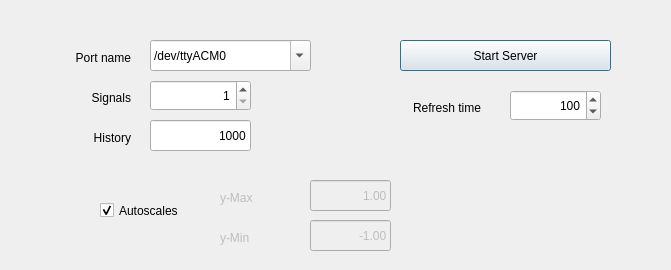
This is BlockEditor/pyplt.ui in robertobucher/pysimCoder as Qt 5 draws it before an edit. The edited form follows.
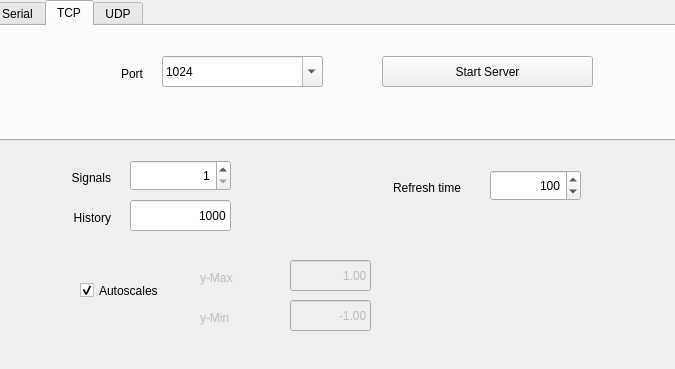
This is the edited form. The open tabs and pages were chosen to show the change.

Commit message: New approach to different scopes for embedded systems (serial, tcp, udp)

The edit to the form file:
```diff
--- a/BlockEditor/pyplt.ui
+++ b/BlockEditor/pyplt.ui
@@ -6,8 +6,8 @@
    <rect>
     <x>0</x>
     <y>0</y>
-    <width>671</width>
-    <height>270</height>
+    <width>675</width>
+    <height>369</height>
    </rect>
   </property>
   <property name="sizePolicy">
@@ -19,27 +19,11 @@
   <property name="windowTitle">
    <string>Dialog</string>
   </property>
-  <widget class="QLabel" name="label">
-   <property name="geometry">
-    <rect>
-     <x>20</x>
-     <y>50</y>
-     <width>111</width>
-     <height>16</height>
-    </rect>
-   </property>
-   <property name="text">
-    <string>Port name</string>
-   </property>
-   <property name="alignment">
-    <set>Qt::AlignRight|Qt::AlignTrailing|Qt::AlignVCenter</set>
-   </property>
-  </widget>
   <widget class="QLabel" name="label_2">
    <property name="geometry">
     <rect>
-     <x>20</x>
-     <y>90</y>
+     <x>0</x>
+     <y>170</y>
      <width>111</width>
      <height>16</height>
     </rect>
@@ -54,8 +38,8 @@
   <widget class="QLabel" name="label_3">
    <property name="geometry">
     <rect>
-     <x>20</x>
-     <y>130</y>
+     <x>0</x>
+     <y>210</y>
      <width>111</width>
      <height>16</height>
     </rect>
@@ -70,8 +54,8 @@
   <widget class="QLabel" name="label_4">
    <property name="geometry">
     <rect>
-     <x>370</x>
-     <y>100</y>
+     <x>350</x>
+     <y>180</y>
      <width>111</width>
      <height>16</height>
     </rect>
@@ -83,24 +67,11 @@
     <set>Qt::AlignRight|Qt::AlignTrailing|Qt::AlignVCenter</set>
    </property>
   </widget>
-  <widget class="QPushButton" name="pbStartServer">
-   <property name="geometry">
-    <rect>
-     <x>400</x>
-     <y>40</y>
-     <width>211</width>
-     <height>31</height>
-    </rect>
-   </property>
-   <property name="text">
-    <string>Start Server</string>
-   </property>
-  </widget>
   <widget class="QSpinBox" name="sbNsig">
    <property name="geometry">
     <rect>
-     <x>150</x>
-     <y>80</y>
+     <x>130</x>
+     <y>160</y>
      <width>101</width>
      <height>31</height>
     </rect>
@@ -115,8 +86,8 @@
   <widget class="QLineEdit" name="edHist">
    <property name="geometry">
     <rect>
-     <x>150</x>
-     <y>120</y>
+     <x>130</x>
+     <y>200</y>
      <width>101</width>
      <height>31</height>
     </rect>
@@ -131,8 +102,8 @@
   <widget class="QSpinBox" name="sbRefT">
    <property name="geometry">
     <rect>
-     <x>510</x>
-     <y>90</y>
+     <x>490</x>
+     <y>170</y>
      <width>91</width>
      <height>31</height>
     </rect>
@@ -153,42 +124,11 @@
     <number>100</number>
    </property>
   </widget>
-  <widget class="QComboBox" name="devCbBox">
-   <property name="geometry">
-    <rect>
-     <x>150</x>
-     <y>40</y>
-     <width>161</width>
-     <height>31</height>
-    </rect>
-   </property>
-   <property name="editable">
-    <bool>true</bool>
-   </property>
-   <property name="currentIndex">
-    <number>0</number>
-   </property>
-   <item>
-    <property name="text">
-     <string>/dev/ttyACM0</string>
-    </property>
-   </item>
-   <item>
-    <property name="text">
-     <string>/dev/ttyACM1</string>
-    </property>
-   </item>
-   <item>
-    <property name="text">
-     <string>/dev/ttyACM2</string>
-    </property>
-   </item>
-  </widget>
   <widget class="QCheckBox" name="ckAutoscale">
    <property name="geometry">
     <rect>
-     <x>100</x>
-     <y>200</y>
+     <x>80</x>
+     <y>280</y>
      <width>85</width>
      <height>21</height>
     </rect>
@@ -206,8 +146,8 @@
    </property>
    <property name="geometry">
     <rect>
-     <x>220</x>
-     <y>230</y>
+     <x>200</x>
+     <y>310</y>
      <width>57</width>
      <height>15</height>
     </rect>
@@ -222,8 +162,8 @@
    </property>
    <property name="geometry">
     <rect>
-     <x>220</x>
-     <y>190</y>
+     <x>200</x>
+     <y>270</y>
      <width>57</width>
      <height>15</height>
     </rect>
@@ -238,8 +178,8 @@
    </property>
    <property name="geometry">
     <rect>
-     <x>310</x>
-     <y>220</y>
+     <x>290</x>
+     <y>300</y>
      <width>81</width>
      <height>31</height>
     </rect>
@@ -257,8 +197,8 @@
    </property>
    <property name="geometry">
     <rect>
-     <x>310</x>
-     <y>180</y>
+     <x>290</x>
+     <y>260</y>
      <width>81</width>
      <height>31</height>
     </rect>
@@ -270,6 +210,204 @@
     <set>Qt::AlignRight|Qt::AlignTrailing|Qt::AlignVCenter</set>
    </property>
   </widget>
+  <widget class="QTabWidget" name="tabWidget">
+   <property name="geometry">
+    <rect>
+     <x>-10</x>
+     <y>0</y>
+     <width>701</width>
+     <height>141</height>
+    </rect>
+   </property>
+   <property name="currentIndex">
+    <number>0</number>
+   </property>
+   <widget class="QWidget" name="tab">
+    <attribute name="title">
+     <string>Serial</string>
+    </attribute>
+    <widget class="QLabel" name="label">
+     <property name="geometry">
+      <rect>
+       <x>40</x>
+       <y>40</y>
+       <width>111</width>
+       <height>16</height>
+      </rect>
+     </property>
+     <property name="text">
+      <string>Port</string>
+     </property>
+     <property name="alignment">
+      <set>Qt::AlignRight|Qt::AlignTrailing|Qt::AlignVCenter</set>
+     </property>
+    </widget>
+    <widget class="QComboBox" name="serCbBox">
+     <property name="geometry">
+      <rect>
+       <x>170</x>
+       <y>30</y>
+       <width>161</width>
+       <height>31</height>
+      </rect>
+     </property>
+     <property name="editable">
+      <bool>true</bool>
+     </property>
+     <property name="currentIndex">
+      <number>0</number>
+     </property>
+     <item>
+      <property name="text">
+       <string>/dev/ttyACM0</string>
+      </property>
+     </item>
+     <item>
+      <property name="text">
+       <string>/dev/ttyACM1</string>
+      </property>
+     </item>
+     <item>
+      <property name="text">
+       <string>/dev/ttyACM2</string>
+      </property>
+     </item>
+    </widget>
+    <widget class="QPushButton" name="pbStart_ser">
+     <property name="geometry">
+      <rect>
+       <x>390</x>
+       <y>30</y>
+       <width>211</width>
+       <height>31</height>
+      </rect>
+     </property>
+     <property name="text">
+      <string>Start Server</string>
+     </property>
+    </widget>
+   </widget>
+   <widget class="QWidget" name="tab_2">
+    <attribute name="title">
+     <string>TCP</string>
+    </attribute>
+    <widget class="QLabel" name="label_10">
+     <property name="geometry">
+      <rect>
+       <x>40</x>
+       <y>40</y>
+       <width>111</width>
+       <height>16</height>
+      </rect>
+     </property>
+     <property name="text">
+      <string>Port</string>
+     </property>
+     <property name="alignment">
+      <set>Qt::AlignRight|Qt::AlignTrailing|Qt::AlignVCenter</set>
+     </property>
+    </widget>
+    <widget class="QComboBox" name="tcpCbBox">
+     <property name="geometry">
+      <rect>
+       <x>170</x>
+       <y>30</y>
+       <width>161</width>
+       <height>31</height>
+      </rect>
+     </property>
+     <property name="editable">
+      <bool>true</bool>
+     </property>
+     <property name="currentIndex">
+      <number>0</number>
+     </property>
+     <item>
+      <property name="text">
+       <string>1024</string>
+      </property>
+     </item>
+     <item>
+      <property name="text">
+       <string>5000</string>
+      </property>
+     </item>
+    </widget>
+    <widget class="QPushButton" name="pbStart_tcp">
+     <property name="geometry">
+      <rect>
+       <x>390</x>
+       <y>30</y>
+       <width>211</width>
+       <height>31</height>
+      </rect>
+     </property>
+     <property name="text">
+      <string>Start Server</string>
+     </property>
+    </widget>
+   </widget>
+   <widget class="QWidget" name="tab_3">
+    <attribute name="title">
+     <string>UDP</string>
+    </attribute>
+    <widget class="QComboBox" name="devCbBox_6">
+     <property name="geometry">
+      <rect>
+       <x>170</x>
+       <y>30</y>
+       <width>161</width>
+       <height>31</height>
+      </rect>
+     </property>
+     <property name="editable">
+      <bool>true</bool>
+     </property>
+     <property name="currentIndex">
+      <number>0</number>
+     </property>
+     <item>
+      <property name="text">
+       <string>1024</string>
+      </property>
+     </item>
+     <item>
+      <property name="text">
+       <string>5000</string>
+      </property>
+     </item>
+    </widget>
+    <widget class="QLabel" name="label_12">
+     <property name="geometry">
+      <rect>
+       <x>40</x>
+       <y>40</y>
+       <width>111</width>
+       <height>16</height>
+      </rect>
+     </property>
+     <property name="text">
+      <string>Port</string>
+     </property>
+     <property name="alignment">
+      <set>Qt::AlignRight|Qt::AlignTrailing|Qt::AlignVCenter</set>
+     </property>
+    </widget>
+    <widget class="QPushButton" name="pbStart_udp">
+     <property name="geometry">
+      <rect>
+       <x>390</x>
+       <y>30</y>
+       <width>211</width>
+       <height>31</height>
+      </rect>
+     </property>
+     <property name="text">
+      <string>Start Server</string>
+     </property>
+    </widget>
+   </widget>
+  </widget>
  </widget>
  <resources/>
  <connections/>
```
The commit also changes 3 other files.
